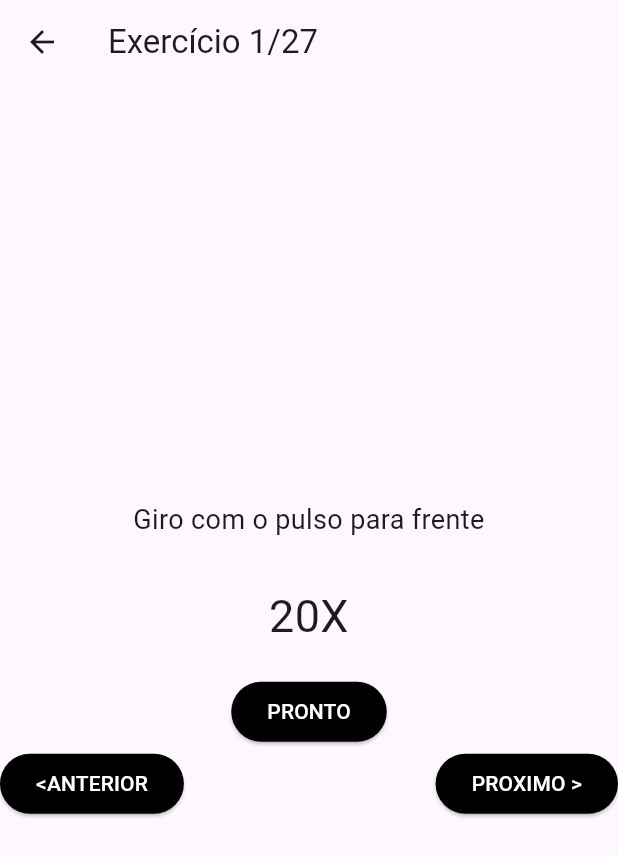
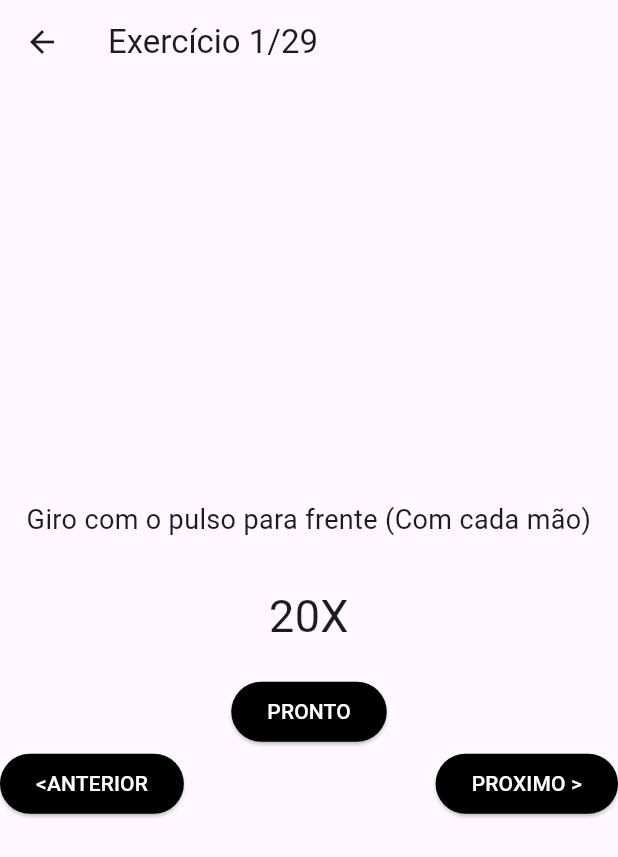
Before and after one commit to StephanMorais/treino_stephan, a Flutter app: the ExerciseespadaPage screen opened by its route, after a tap on "<ANTERIOR", on a phone screen of 412 x 824 dp. Shown: the top 857 px of the screen. Run offline on Flutter 3.47's test engine with Material 3 defaults, Android fonts, the phone set to English and light mode, and no system bars.

Commit message:
correção de parametros

```diff
--- a/lib/12.dart
+++ b/lib/12.dart
@@ -147,7 +147,7 @@ class _ExercisePageState extends State<Exercise12Page> {
                 ),
               if (exercises[currentExerciseIndex].type == "recarga")
                 Text(
-                  '15 CARTUCHOS- CADA LADO',
+                  '2 X 5 CARTUCHOS- CADA LADO',
                   style: TextStyle(fontSize: 30.0),
                   textAlign: TextAlign.center,
                 ),
--- a/lib/espadalonga.dart
+++ b/lib/espadalonga.dart
@@ -33,38 +33,42 @@ class ExerciseespadaPage extends StatefulWidget {
 
 class _ExercisePageState extends State<ExerciseespadaPage> {
   List<Exercise> exercises = [
-    Exercise("Giro com o pulso para frente", "repeticao"),
-    Exercise("Giro como pulso para trás", "repeticao"),
+    Exercise("Giro com o pulso para frente (Com cada mão)", "repeticao"),
+    Exercise("Giro como pulso para trás (Com cada mão)", "repeticao"),
     Exercise("DESCANSE", "descanso"),
-    Exercise("Corte fendente com deslocamento", "repeticao"),
+    Exercise("Corte fendente com deslocamento (Com cada mão)", "repeticao"),
     Exercise("DESCANSE", "descanso"),
-    Exercise("Corte volante com deslocamento", "repeticao"),
+    Exercise("Corte volante com deslocamento (Com cada mão)", "repeticao"),
     Exercise("DESCANSE", "descanso"),
-    Exercise("Corte sotano com mudança de guarda", "repeticao"),
+    Exercise("Corte sotano com mudança de guarda (Com cada mão)", "repeticao"),
     Exercise("DESCANSE", "descanso"),
-    Exercise("Corte fendente com deslocamento lateral", "repeticao"),
+    Exercise(
+        "Corte fendente com deslocamento lateral (Com cada mão)", "repeticao"),
     Exercise("DESCANSE", "descanso"),
-    Exercise("Canguru com corte", "repeticao"),
+    Exercise("Canguru com corte (Com cada guarda)", "repeticao"),
     Exercise("DESCANSE", "descanso"),
     Exercise("Coverta com corte - mão esquerda", "tempo"),
     Exercise("DESCANSE", "descanso"),
-    Exercise("Giro de pulso com as duas mãos", "repeticao"),
+    Exercise("Coverta com corte - mão direita", "tempo"),
     Exercise("DESCANSE", "descanso"),
-    Exercise("Corte fendente com deslocamento", "repeticao"),
+    Exercise("Giro de pulso com as duas mãos (Com cada guarda)", "repeticao"),
     Exercise("DESCANSE", "descanso"),
-    Exercise("Corte volante com deslocamento", "repeticao"),
+    Exercise("Corte fendente com deslocamento (Com cada mão)", "repeticao"),
     Exercise("DESCANSE", "descanso"),
-    Exercise("Corte sotano com mudança de guarda", "repeticao"),
+    Exercise("Corte volante com deslocamento (Com cada mão)", "repeticao"),
     Exercise("DESCANSE", "descanso"),
-    Exercise("Corte fendente com deslocamento lateral", "repeticao"),
+    Exercise("Corte sotano com mudança de guarda (Com cada mão)", "repeticao"),
     Exercise("DESCANSE", "descanso"),
-    Exercise("Canguru com corte", "repeticao"),
+    Exercise(
+        "Corte fendente com deslocamento lateral (Com cada mão)", "repeticao"),
+    Exercise("DESCANSE", "descanso"),
+    Exercise("Canguru com corte (Com cada guarda)", "repeticao"),
     Exercise("EXERCÍCIO CONCLUÍDO, PODE FECHAR O APLICATIVO!", 'final')
   ];
 
   int currentExerciseIndex = 0;
   Timer? _timer;
-  int _tempoSeconds = 120;
+  int _tempoSeconds = 60;
   int _descansoSeconds = 10;
 
   @override
@@ -86,7 +90,7 @@ class _ExercisePageState extends State<ExerciseespadaPage> {
           if (_tempoSeconds > 0) {
             _tempoSeconds--;
           } else {
-            _tempoSeconds = 120;
+            _tempoSeconds = 60;
             _nextExercise();
           }
         } else if (exercises[currentExerciseIndex].type == "descanso") {
@@ -116,9 +120,9 @@ class _ExercisePageState extends State<ExerciseespadaPage> {
         currentExerciseIndex--;
         if (currentExerciseIndex >= exercises.length) {
           currentExerciseIndex = 0;
-        } else {
-          currentExerciseIndex = 0;
         }
+      } else {
+        currentExerciseIndex = 0;
       }
     });
   }
```
Also changed, not shown: lib/katana.dart (+14 -10 lines).
